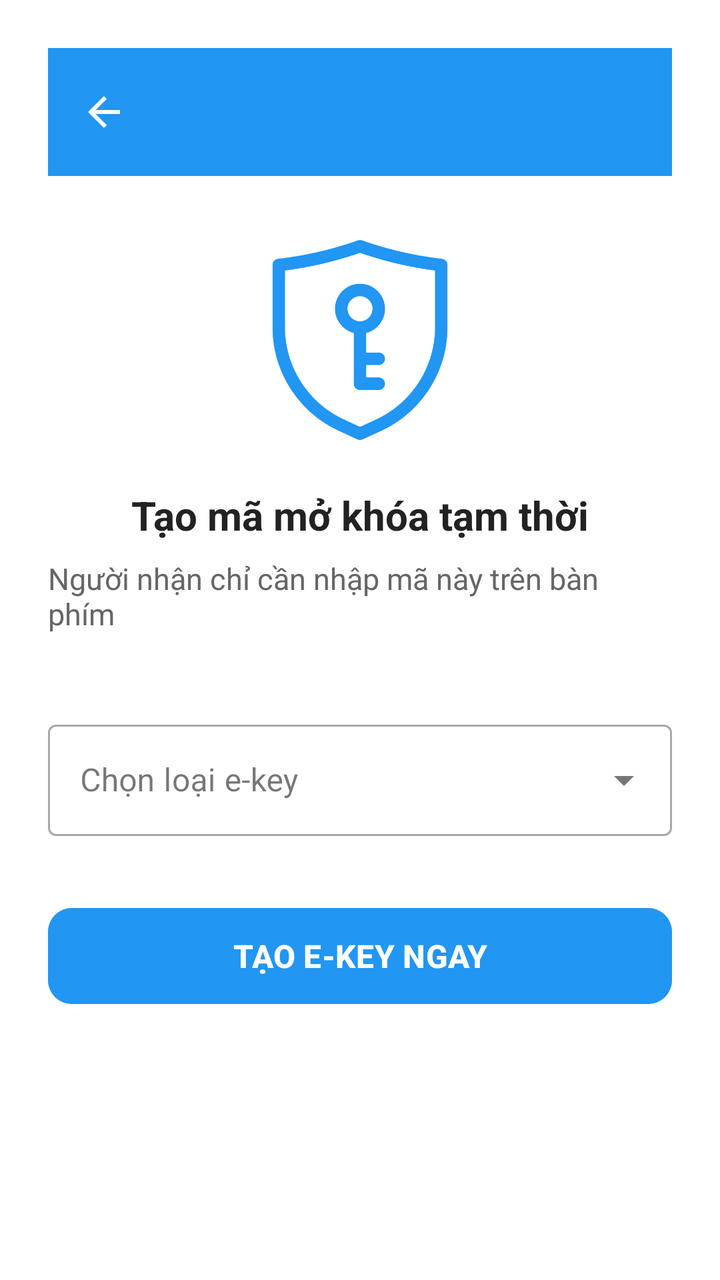
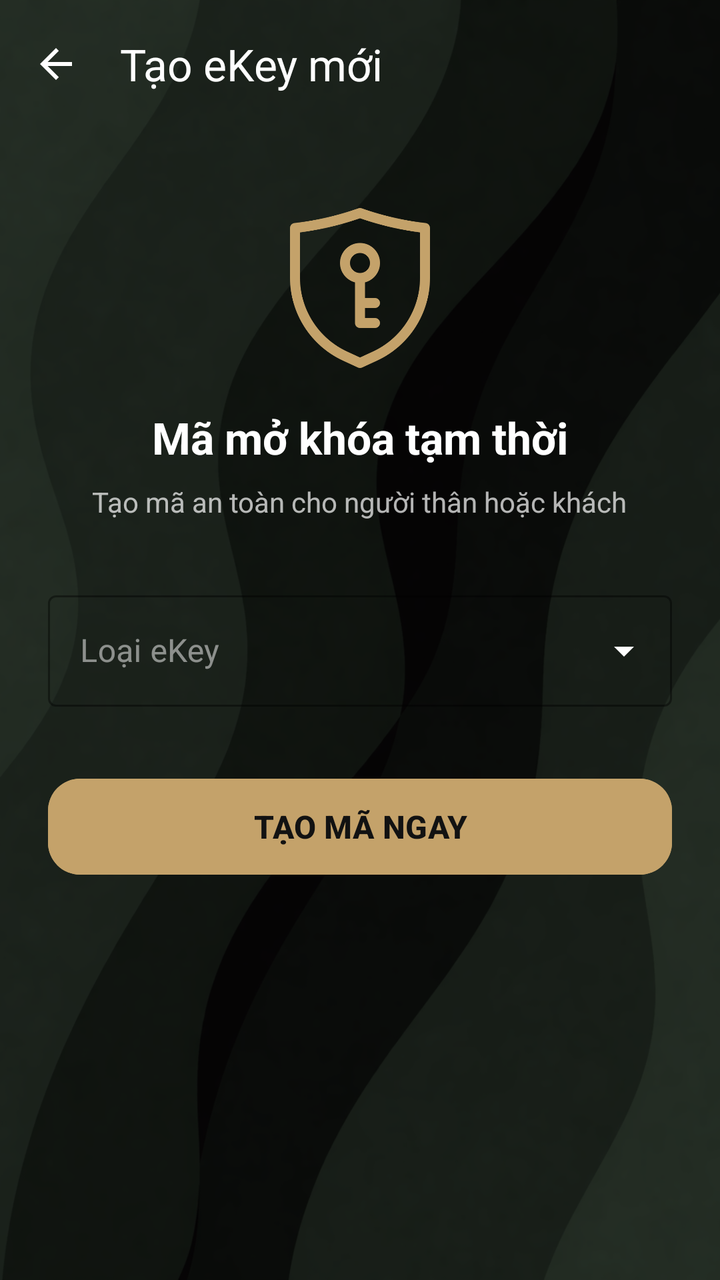

The first picture is an Android layout as it rendered before a commit; the second is the same layout after the commit. The layout source and the unified diff follow.
<!-- AndroidManifest.xml: application theme Theme.SmartLock -->
<!-- res/layout/fragment_generate_ekey.xml -->
<?xml version="1.0" encoding="utf-8"?>
<ScrollView
    xmlns:android="http://schemas.android.com/apk/res/android"
    xmlns:app="http://schemas.android.com/apk/res-auto"
    android:layout_width="match_parent"
    android:layout_height="match_parent"
    android:fillViewport="true">
    <LinearLayout
        android:layout_width="match_parent"
        android:layout_height="wrap_content"
        android:orientation="vertical"
        android:gravity="center_horizontal"
        android:padding="24dp"
        android:background="#FFFFFF">

        <com.google.android.material.appbar.MaterialToolbar
            android:id="@+id/toolbar"
            android:layout_width="match_parent"
            android:layout_height="wrap_content"
            android:background="#2196F3"
            android:title="Tạo e-key"
            android:titleTextColor="#FFFFFF"
            app:navigationIcon="@drawable/ic_arrow_back"
            app:navigationIconTint="#FFFFFF"/>

        <ImageView
            android:layout_width="100dp"
            android:layout_height="100dp"
            android:layout_marginTop="32dp"
            android:src="@drawable/ic_vpn_key"
            app:tint="#2196F3"/>

        <TextView
            android:layout_width="wrap_content"
            android:layout_height="wrap_content"
            android:layout_marginTop="24dp"
            android:text="Tạo mã mở khóa tạm thời"
            android:textSize="20sp"
            android:textStyle="bold"
            android:textColor="#222222"/>

        <TextView
            android:layout_width="wrap_content"
            android:layout_height="wrap_content"
            android:layout_marginTop="8dp"
            android:text="Người nhận chỉ cần nhập mã này trên bàn phím"
            android:textSize="15sp"
            android:textColor="#666666"/>

        <com.google.android.material.textfield.TextInputLayout
            android:id="@+id/tilEkeyType"
            android:layout_width="match_parent"
            android:layout_height="wrap_content"
            android:layout_marginTop="40dp"
            android:hint="Chọn loại e-key"
            app:endIconMode="dropdown_menu"
            style="@style/Widget.MaterialComponents.TextInputLayout.OutlinedBox.ExposedDropdownMenu">

            <com.google.android.material.textfield.MaterialAutoCompleteTextView
                android:id="@+id/actvEkeyType"
                android:layout_width="match_parent"
                android:layout_height="wrap_content"
                android:inputType="none"/>
        </com.google.android.material.textfield.TextInputLayout>

        <LinearLayout
            android:id="@+id/layoutTimed"
            android:layout_width="match_parent"
            android:layout_height="wrap_content"
            android:orientation="vertical"
            android:layout_marginTop="16dp"
            android:visibility="gone">

            <com.google.android.material.textfield.TextInputLayout
                android:layout_width="match_parent"
                android:layout_height="wrap_content"
                android:hint="Thời gian bắt đầu"
                style="@style/Widget.MaterialComponents.TextInputLayout.OutlinedBox">

                <EditText
                    android:id="@+id/etStartTime"
                    android:layout_width="match_parent"
                    android:layout_height="wrap_content"
                    android:focusable="false"
                    android:cursorVisible="false"
                    android:inputType="none"
                    android:backgroundTint="#CCCCCC"/>
            </com.google.android.material.textfield.TextInputLayout>

            <com.google.android.material.textfield.TextInputLayout
                android:layout_width="match_parent"
                android:layout_height="wrap_content"
                android:layout_marginTop="12dp"
                android:hint="Thời gian kết thúc"
                style="@style/Widget.MaterialComponents.TextInputLayout.OutlinedBox">

                <EditText
                    android:id="@+id/etEndTime"
                    android:layout_width="match_parent"
                    android:layout_height="wrap_content"
                    android:focusable="false"
                    android:cursorVisible="false"
                    android:inputType="none"
                    android:backgroundTint="#CCCCCC"/>
            </com.google.android.material.textfield.TextInputLayout>
        </LinearLayout>

        <TextView
            android:id="@+id/layout24h"
            android:layout_width="match_parent"
            android:layout_height="wrap_content"
            android:layout_marginTop="16dp"
            android:padding="16dp"
            android:background="#E3F2FD"
            android:text="E-key sẽ tự động hết hạn sau 24 giờ kể từ bây giờ"
            android:textColor="#1976D2"
            android:textSize="15sp"
            android:visibility="gone"
            android:gravity="center"
            app:drawableStartCompat="@drawable/ic_info"
            android:drawablePadding="8dp"/>

        <com.google.android.material.button.MaterialButton
            android:id="@+id/btnGenerate"
            android:layout_width="match_parent"
            android:layout_height="56dp"
            android:layout_marginTop="32dp"
            android:text="TẠO E-KEY NGAY"
            android:textSize="16sp"
            android:textStyle="bold"
            app:cornerRadius="12dp"
            android:backgroundTint="#2196F3"/>

        <androidx.cardview.widget.CardView
            android:id="@+id/cardResult"
            android:layout_width="match_parent"
            android:layout_height="wrap_content"
            android:layout_marginTop="32dp"
            app:cardCornerRadius="16dp"
            app:cardElevation="12dp"
            android:visibility="gone">

            <LinearLayout
                android:layout_width="match_parent"
                android:layout_height="wrap_content"
                android:orientation="vertical"
                android:padding="32dp"
                android:gravity="center">

                <TextView
                    android:layout_width="wrap_content"
                    android:layout_height="wrap_content"
                    android:text="Mã e-key đã sẵn sàng!"
                    android:textSize="18sp"
                    android:textStyle="bold"
                    android:textColor="#222"/>

                <TextView
                    android:id="@+id/tvGeneratedCode"
                    android:layout_width="wrap_content"
                    android:layout_height="wrap_content"
                    android:layout_marginTop="20dp"
                    android:text="123 456"
                    android:textSize="52sp"
                    android:textStyle="bold"
                    android:letterSpacing="0.25"
                    android:fontFamily="monospace"
                    android:textColor="#2196F3"/>

                <TextView
                    android:id="@+id/tvInfo"
                    android:layout_width="wrap_content"
                    android:layout_height="wrap_content"
                    android:layout_marginTop="24dp"
                    android:text="Hiệu lực: Một lần"
                    android:textSize="16sp"
                    android:gravity="center"
                    android:textColor="#444"/>

                <com.google.android.material.button.MaterialButton
                    android:id="@+id/btnCopy"
                    style="@style/Widget.MaterialComponents.Button.OutlinedButton"
                    android:layout_width="wrap_content"
                    android:layout_height="wrap_content"
                    android:layout_marginTop="28dp"
                    android:text="Sao chép mã"
                    app:icon="@drawable/ic_content_copy"
                    app:strokeColor="#2196F3"
                    app:iconTint="#2196F3"/>
            </LinearLayout>
        </androidx.cardview.widget.CardView>

    </LinearLayout>
</ScrollView>
<!-- resources referenced by this layout -->
<resources>
  <!-- drawable ic_arrow_back (drawable) -->
  <vector xmlns:android="http://schemas.android.com/apk/res/android" android:autoMirrored="true" android:height="24dp" android:tint="#000000" android:viewportHeight="24" android:viewportWidth="24" android:width="24dp">
        
      <path android:fillColor="@android:color/white" android:pathData="M20,11H7.83l5.59,-5.59L12,4l-8,8 8,8 1.41,-1.41L7.83,13H20v-2z"/>
      
  </vector>
  <!-- drawable ic_content_copy (drawable) -->
  <vector xmlns:android="http://schemas.android.com/apk/res/android" android:height="24dp" android:tint="#000000" android:viewportHeight="24" android:viewportWidth="24" android:width="24dp">
        
      <path android:fillColor="@android:color/white" android:pathData="M16,1L4,1c-1.1,0 -2,0.9 -2,2v14h2L4,3h12L16,1zM19,5L8,5c-1.1,0 -2,0.9 -2,2v14c0,1.1 0.9,2 2,2h11c1.1,0 2,-0.9 2,-2L21,7c0,-1.1 -0.9,-2 -2,-2zM19,21L8,21L8,7h11v14z"/>
      
  </vector>
  <!-- drawable ic_info (drawable) -->
  <vector xmlns:android="http://schemas.android.com/apk/res/android" android:height="24dp" android:tint="#000000" android:viewportHeight="24" android:viewportWidth="24" android:width="24dp">
        
      <path android:fillColor="@android:color/white" android:pathData="M11,7h2v2h-2V7zM11,11h2v6h-2V11zM12,2C6.48,2 2,6.48 2,12s4.48,10 10,10s10,-4.48 10,-10S17.52,2 12,2zM12,20c-4.41,0 -8,-3.59 -8,-8s3.59,-8 8,-8s8,3.59 8,8S16.41,20 12,20z"/>
      
  </vector>
  <!-- drawable ic_vpn_key: png bitmap (drawable, 14747 bytes) -->
  <style name="Theme.SmartLock" parent="Base.Theme.SmartLock" />
  <style name="Base.Theme.SmartLock" parent="Theme.Material3.DayNight.NoActionBar">
          
          
      </style>
</resources>

<!-- the commit's change to res/layout/fragment_generate_ekey.xml (unified diff, before → after) -->
@@ -1,194 +1,229 @@
 <?xml version="1.0" encoding="utf-8"?>
-<ScrollView
-    xmlns:android="http://schemas.android.com/apk/res/android"
+<FrameLayout xmlns:android="http://schemas.android.com/apk/res/android"
     xmlns:app="http://schemas.android.com/apk/res-auto"
     android:layout_width="match_parent"
-    android:layout_height="match_parent"
-    android:fillViewport="true">
-    <LinearLayout
+    android:layout_height="match_parent">
+
+    <ImageView
         android:layout_width="match_parent"
-        android:layout_height="wrap_content"
-        android:orientation="vertical"
-        android:gravity="center_horizontal"
-        android:padding="24dp"
-        android:background="#FFFFFF">
+        android:layout_height="match_parent"
+        android:src="@drawable/bg4"
+        android:scaleType="centerCrop" />
+
+    <View
+        android:layout_width="match_parent"
+        android:layout_height="match_parent"
+        android:background="#90000000" />
+
+    <androidx.constraintlayout.widget.ConstraintLayout
+        android:layout_width="match_parent"
+        android:layout_height="match_parent">
 
         <com.google.android.material.appbar.MaterialToolbar
             android:id="@+id/toolbar"
             android:layout_width="match_parent"
             android:layout_height="wrap_content"
-            android:background="#2196F3"
-            android:title="Tạo e-key"
-            android:titleTextColor="#FFFFFF"
+            android:background="@android:color/transparent"
+            app:title="Tạo eKey mới"
+            app:titleTextColor="#FFFFFF"
             app:navigationIcon="@drawable/ic_arrow_back"
-            app:navigationIconTint="#FFFFFF"/>
-
-        <ImageView
-            android:layout_width="100dp"
-            android:layout_height="100dp"
-            android:layout_marginTop="32dp"
-            android:src="@drawable/ic_vpn_key"
-            app:tint="#2196F3"/>
-
-        <TextView
-            android:layout_width="wrap_content"
-            android:layout_height="wrap_content"
-            android:layout_marginTop="24dp"
-            android:text="Tạo mã mở khóa tạm thời"
-            android:textSize="20sp"
-            android:textStyle="bold"
-            android:textColor="#222222"/>
-
-        <TextView
-            android:layout_width="wrap_content"
-            android:layout_height="wrap_content"
-            android:layout_marginTop="8dp"
-            android:text="Người nhận chỉ cần nhập mã này trên bàn phím"
-            android:textSize="15sp"
-            android:textColor="#666666"/>
-
-        <com.google.android.material.textfield.TextInputLayout
-            android:id="@+id/tilEkeyType"
+            app:navigationIconTint="#FFFFFF"
+            app:layout_constraintTop_toTopOf="parent"/>
+
+        <androidx.core.widget.NestedScrollView
             android:layout_width="match_parent"
-            android:layout_height="wrap_content"
-            android:layout_marginTop="40dp"
-            android:hint="Chọn loại e-key"
-            app:endIconMode="dropdown_menu"
-            style="@style/Widget.MaterialComponents.TextInputLayout.OutlinedBox.ExposedDropdownMenu">
-
-            <com.google.android.material.textfield.MaterialAutoCompleteTextView
-                android:id="@+id/actvEkeyType"
-                android:layout_width="match_parent"
-                android:layout_height="wrap_content"
-                android:inputType="none"/>
-        </com.google.android.material.textfield.TextInputLayout>
-
-        <LinearLayout
-            android:id="@+id/layoutTimed"
-            android:layout_width="match_parent"
-            android:layout_height="wrap_content"
-            android:orientation="vertical"
-            android:layout_marginTop="16dp"
-            android:visibility="gone">
-
-            <com.google.android.material.textfield.TextInputLayout
-                android:layout_width="match_parent"
-                android:layout_height="wrap_content"
-                android:hint="Thời gian bắt đầu"
-                style="@style/Widget.MaterialComponents.TextInputLayout.OutlinedBox">
-
-                <EditText
-                    android:id="@+id/etStartTime"
-                    android:layout_width="match_parent"
-                    android:layout_height="wrap_content"
-                    android:focusable="false"
-                    android:cursorVisible="false"
-                    android:inputType="none"
-                    android:backgroundTint="#CCCCCC"/>
-            </com.google.android.material.textfield.TextInputLayout>
-
-            <com.google.android.material.textfield.TextInputLayout
-                android:layout_width="match_parent"
-                android:layout_height="wrap_content"
-                android:layout_marginTop="12dp"
-                android:hint="Thời gian kết thúc"
-                style="@style/Widget.MaterialComponents.TextInputLayout.OutlinedBox">
-
-                <EditText
-                    android:id="@+id/etEndTime"
-                    android:layout_width="match_parent"
-                    android:layout_height="wrap_content"
-                    android:focusable="false"
-                    android:cursorVisible="false"
-                    android:inputType="none"
-                    android:backgroundTint="#CCCCCC"/>
-            </com.google.android.material.textfield.TextInputLayout>
-        </LinearLayout>
-
-        <TextView
-            android:id="@+id/layout24h"
-            android:layout_width="match_parent"
-            android:layout_height="wrap_content"
-            android:layout_marginTop="16dp"
-            android:padding="16dp"
-            android:background="#E3F2FD"
-            android:text="E-key sẽ tự động hết hạn sau 24 giờ kể từ bây giờ"
-            android:textColor="#1976D2"
-            android:textSize="15sp"
-            android:visibility="gone"
-            android:gravity="center"
-            app:drawableStartCompat="@drawable/ic_info"
-            android:drawablePadding="8dp"/>
-
-        <com.google.android.material.button.MaterialButton
-            android:id="@+id/btnGenerate"
-            android:layout_width="match_parent"
-            android:layout_height="56dp"
-            android:layout_marginTop="32dp"
-            android:text="TẠO E-KEY NGAY"
-            android:textSize="16sp"
-            android:textStyle="bold"
-            app:cornerRadius="12dp"
-            android:backgroundTint="#2196F3"/>
-
-        <androidx.cardview.widget.CardView
-            android:id="@+id/cardResult"
-            android:layout_width="match_parent"
-            android:layout_height="wrap_content"
-            android:layout_marginTop="32dp"
-            app:cardCornerRadius="16dp"
-            app:cardElevation="12dp"
-            android:visibility="gone">
+            android:layout_height="0dp"
+            android:fillViewport="true"
+            app:layout_constraintTop_toBottomOf="@id/toolbar"
+            app:layout_constraintBottom_toBottomOf="parent">
 
             <LinearLayout
                 android:layout_width="match_parent"
                 android:layout_height="wrap_content"
                 android:orientation="vertical"
-                android:padding="32dp"
-                android:gravity="center">
+                android:gravity="center_horizontal"
+                android:padding="24dp">
+
+                <ImageView
+                    android:layout_width="80dp"
+                    android:layout_height="80dp"
+                    android:layout_marginTop="16dp"
+                    android:src="@drawable/ic_vpn_key"
+                    app:tint="#C4A26A"/>
 
                 <TextView
                     android:layout_width="wrap_content"
                     android:layout_height="wrap_content"
-                    android:text="Mã e-key đã sẵn sàng!"
-                    android:textSize="18sp"
+                    android:layout_marginTop="20dp"
+                    android:text="Mã mở khóa tạm thời"
+                    android:textSize="22sp"
                     android:textStyle="bold"
-                    android:textColor="#222"/>
+                    android:textColor="#FFFFFF"/>
 
                 <TextView
-                    android:id="@+id/tvGeneratedCode"
                     android:layout_width="wrap_content"
                     android:layout_height="wrap_content"
-                    android:layout_marginTop="20dp"
-                    android:text="123 456"
-                    android:textSize="52sp"
+                    android:layout_marginTop="8dp"
+                    android:text="Tạo mã an toàn cho người thân hoặc khách"
+                    android:textSize="14sp"
+                    android:textColor="#B3FFFFFF"
+                    android:gravity="center"/>
+
+                <com.google.android.material.textfield.TextInputLayout
+                    android:id="@+id/tilEkeyType"
+                    style="@style/Widget.MaterialComponents.TextInputLayout.OutlinedBox.ExposedDropdownMenu"
+                    android:layout_width="match_parent"
+                    android:layout_height="wrap_content"
+                    android:layout_marginTop="32dp"
+                    android:hint="Loại eKey"
+                    android:textColorHint="#80FFFFFF"
+                    app:hintTextColor="#C4A26A"
+                    app:boxStrokeColor="#C4A26A"
+                    app:endIconTint="#FFFFFF">
+
+                    <com.google.android.material.textfield.MaterialAutoCompleteTextView
+                        android:id="@+id/actvEkeyType"
+                        android:layout_width="match_parent"
+                        android:layout_height="wrap_content"
+                        android:inputType="none"
+                        android:textColor="#FFFFFF" />
+                </com.google.android.material.textfield.TextInputLayout>
+
+                <LinearLayout
+                    android:id="@+id/layoutTimed"
+                    android:layout_width="match_parent"
+                    android:layout_height="wrap_content"
+                    android:orientation="vertical"
+                    android:layout_marginTop="12dp"
+                    android:visibility="gone">
+
+                    <com.google.android.material.textfield.TextInputLayout
+                        style="@style/Widget.MaterialComponents.TextInputLayout.OutlinedBox"
+                        android:layout_width="match_parent"
+                        android:layout_height="wrap_content"
+                        android:hint="Thời gian bắt đầu"
+                        android:textColorHint="#80FFFFFF"
+                        app:hintTextColor="#C4A26A"
+                        app:boxStrokeColor="#C4A26A">
+                        <com.google.android.material.textfield.TextInputEditText
+                            android:id="@+id/etStartTime"
+                            android:layout_width="match_parent"
+                            android:layout_height="wrap_content"
+                            android:focusable="false"
+                            android:textColor="#FFFFFF"
+                            android:cursorVisible="false"/>
+                    </com.google.android.material.textfield.TextInputLayout>
+
+                    <com.google.android.material.textfield.TextInputLayout
+                        style="@style/Widget.MaterialComponents.TextInputLayout.OutlinedBox"
+                        android:layout_width="match_parent"
+                        android:layout_height="wrap_content"
+                        android:layout_marginTop="12dp"
+                        android:hint="Thời gian kết thúc"
+                        android:textColorHint="#80FFFFFF"
+                        app:hintTextColor="#C4A26A"
+                        app:boxStrokeColor="#C4A26A">
+                        <com.google.android.material.textfield.TextInputEditText
+                            android:id="@+id/etEndTime"
+                            android:layout_width="match_parent"
+                            android:layout_height="wrap_content"
+                            android:focusable="false"
+                            android:textColor="#FFFFFF"
+                            android:cursorVisible="false"/>
+                    </com.google.android.material.textfield.TextInputLayout>
+                </LinearLayout>
+
+                <TextView
+                    android:id="@+id/layout24h"
+                    android:layout_width="match_parent"
+                    android:layout_height="wrap_content"
+                    android:layout_marginTop="16dp"
+                    android:padding="16dp"
+                    android:background="@drawable/bg_circle_white_alpha"
+                    android:text="E-key sẽ tự động hết hạn sau 24 giờ"
+                    android:textColor="#C4A26A"
+                    android:textSize="14sp"
+                    android:visibility="gone"
+                    android:gravity="center"
+                    app:drawableStartCompat="@drawable/ic_info"
+                    app:drawableTint="#C4A26A"
+                    android:drawablePadding="12dp"/>
+
+                <com.google.android.material.button.MaterialButton
+                    android:id="@+id/btnGenerate"
+                    android:layout_width="match_parent"
+                    android:layout_height="56dp"
+                    android:layout_marginTop="32dp"
+                    android:text="TẠO MÃ NGAY"
+                    android:textSize="16sp"
                     android:textStyle="bold"
-                    android:letterSpacing="0.25"
-                    android:fontFamily="monospace"
-                    android:textColor="#2196F3"/>
-
-                <TextView
-                    android:id="@+id/tvInfo"
-                    android:layout_width="wrap_content"
-                    android:layout_height="wrap_content"
-                    android:layout_marginTop="24dp"
-                    android:text="Hiệu lực: Một lần"
-                    android:textSize="16sp"
-                    android:gravity="center"
-                    android:textColor="#444"/>
-
-                <com.google.android.material.button.MaterialButton
-                    android:id="@+id/btnCopy"
-                    style="@style/Widget.MaterialComponents.Button.OutlinedButton"
-                    android:layout_width="wrap_content"
-                    android:layout_height="wrap_content"
-                    android:layout_marginTop="28dp"
-                    android:text="Sao chép mã"
-                    app:icon="@drawable/ic_content_copy"
-                    app:strokeColor="#2196F3"
-                    app:iconTint="#2196F3"/>
+                    app:cornerRadius="16dp"
+                    android:backgroundTint="#C4A26A"
+                    android:textColor="#121212" />
+
+                <com.google.android.material.card.MaterialCardView
+                    android:id="@+id/cardResult"
+                    android:layout_width="match_parent"
+                    android:layout_height="wrap_content"
+                    android:layout_marginTop="32dp"
+                    android:layout_marginBottom="32dp"
+                    app:cardCornerRadius="24dp"
+                    app:cardElevation="12dp"
+                    app:cardBackgroundColor="#2D2D2D"
+                    app:strokeColor="#C4A26A"
+                    app:strokeWidth="1dp"
+                    android:visibility="gone">
+
+                    <LinearLayout
+                        android:layout_width="match_parent"
+                        android:layout_height="wrap_content"
+                        android:orientation="vertical"
+                        android:padding="24dp"
+                        android:gravity="center">
+
+                        <TextView
+                            android:layout_width="wrap_content"
+                            android:layout_height="wrap_content"
+                            android:text="Mã của bạn là"
+                            android:textSize="16sp"
+                            android:textColor="#B3FFFFFF"/>
+
+                        <TextView
+                            android:id="@+id/tvGeneratedCode"
+                            android:layout_width="wrap_content"
+                            android:layout_height="wrap_content"
+                            android:layout_marginTop="8dp"
+                            android:text="123 456"
+                            android:textSize="48sp"
+                            android:textStyle="bold"
+                            android:letterSpacing="0.1"
+                            android:fontFamily="monospace"
+                            android:textColor="#FFFFFF"/>
+
+                        <TextView
+                            android:id="@+id/tvInfo"
+                            android:layout_width="wrap_content"
+                            android:layout_height="wrap_content"
+                            android:layout_marginTop="16dp"
+                            android:text="Hiệu lực: Sử dụng một lần"
+                            android:textSize="14sp"
+                            android:textColor="#B3FFFFFF"/>
+
+                        <com.google.android.material.button.MaterialButton
+                            android:id="@+id/btnCopy"
+                            style="@style/Widget.MaterialComponents.Button.TextButton"
+                            android:layout_width="wrap_content"
+                            android:layout_height="wrap_content"
+                            android:layout_marginTop="16dp"
+                            android:text="SAO CHÉP MÃ"
+                            android:textColor="#C4A26A"
+                            app:icon="@drawable/ic_content_copy"
+                            app:iconTint="#C4A26A"/>
+                    </LinearLayout>
+                </com.google.android.material.card.MaterialCardView>
+
             </LinearLayout>
-        </androidx.cardview.widget.CardView>
-
-    </LinearLayout>
-</ScrollView>
+        </androidx.core.widget.NestedScrollView>
+
+    </androidx.constraintlayout.widget.ConstraintLayout>
+</FrameLayout>
<!-- resource entries referenced after the edit -->
@@ -1,5 +1,12 @@
 <!-- resources referenced by this layout -->
 <resources>
+  <!-- drawable bg4: png bitmap (drawable, 462517 bytes) -->
+  <!-- drawable bg_circle_white_alpha (drawable) -->
+  <?xml version="1.0" encoding="utf-8"?>
+  <shape xmlns:android="http://schemas.android.com/apk/res/android"
+      android:shape="oval">
+      <solid android:color="#33FFFFFF" />
+  </shape>
   <!-- drawable ic_arrow_back (drawable) -->
   <vector xmlns:android="http://schemas.android.com/apk/res/android" android:autoMirrored="true" android:height="24dp" android:tint="#000000" android:viewportHeight="24" android:viewportWidth="24" android:width="24dp">
         
